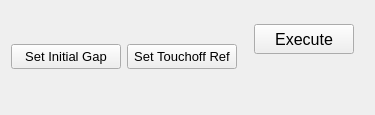
This is src/ECM_gui/touchoff_dialog/widget_front_panel_touchoff.ui in dmherrington/ECM-Control-System as Qt 5 draws it before an edit. The edited form follows.
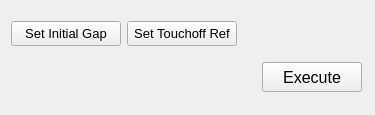
This is the edited form. Custom widgets are drawn as their Qt base class.

Commit message:
Updates To Touchoff Routine
This commit aids in supporting the direction of the touchoff routine.

Diff of the .ui file:
```diff
--- a/src/ECM_gui/touchoff_dialog/widget_front_panel_touchoff.ui
+++ b/src/ECM_gui/touchoff_dialog/widget_front_panel_touchoff.ui
@@ -33,7 +33,9 @@
   </property>
   <layout class="QGridLayout" name="gridLayout">
    <item row="0" column="0">
-    <layout class="QVBoxLayout" name="verticalLayout_2">
+    <layout class="QVBoxLayout" name="verticalLayout">
+     <item>
+      <layout class="QHBoxLayout" name="horizontalLayout_3">
      <item>
       <widget class="QPushButton" name="pushButton_TouchoffGap">
        <property name="sizePolicy">
@@ -65,17 +67,6 @@
       </widget>
      </item>
      <item>
-      <layout class="QVBoxLayout" name="verticalLayout_initialGap">
-       <property name="spacing">
-        <number>1</number>
-       </property>
-      </layout>
-     </item>
-    </layout>
-   </item>
-   <item row="0" column="1">
-    <layout class="QVBoxLayout" name="verticalLayout">
-     <item>
       <widget class="QPushButton" name="pushButton_TouchoffRef">
        <property name="sizePolicy">
         <sizepolicy hsizetype="Fixed" vsizetype="Fixed">
@@ -106,7 +97,22 @@
       </widget>
      </item>
      <item>
-      <layout class="QVBoxLayout" name="verticalLayout_touchoffRef">
+        <spacer name="horizontalSpacer_6">
+         <property name="orientation">
+          <enum>Qt::Horizontal</enum>
+         </property>
+         <property name="sizeHint" stdset="0">
+          <size>
+           <width>40</width>
+           <height>20</height>
+          </size>
+         </property>
+        </spacer>
+       </item>
+      </layout>
+     </item>
+     <item>
+      <layout class="QVBoxLayout" name="verticalLayout_Values">
        <property name="spacing">
         <number>1</number>
        </property>
@@ -114,8 +120,75 @@
      </item>
     </layout>
    </item>
-   <item row="0" column="2">
-    <layout class="QVBoxLayout" name="verticalLayout_3">
+   <item row="1" column="0">
+    <layout class="QHBoxLayout" name="horizontalLayout_5">
+     <item>
+      <spacer name="horizontalSpacer">
+       <property name="orientation">
+        <enum>Qt::Horizontal</enum>
+       </property>
+       <property name="sizeHint" stdset="0">
+        <size>
+         <width>40</width>
+         <height>20</height>
+        </size>
+       </property>
+      </spacer>
+     </item>
+     <item>
+      <layout class="QHBoxLayout" name="horizontalLayout_4">
+       <item>
+        <layout class="QHBoxLayout" name="horizontalLayout">
+         <item>
+          <spacer name="horizontalSpacer_4">
+           <property name="orientation">
+            <enum>Qt::Horizontal</enum>
+           </property>
+           <property name="sizeHint" stdset="0">
+            <size>
+             <width>2</width>
+             <height>20</height>
+            </size>
+           </property>
+          </spacer>
+         </item>
+         <item>
+          <widget class="LED" name="widget_LEDTouchoffStatus" native="true">
+           <property name="sizePolicy">
+            <sizepolicy hsizetype="Fixed" vsizetype="Fixed">
+             <horstretch>0</horstretch>
+             <verstretch>0</verstretch>
+            </sizepolicy>
+           </property>
+           <property name="minimumSize">
+            <size>
+             <width>40</width>
+             <height>30</height>
+            </size>
+           </property>
+           <property name="maximumSize">
+            <size>
+             <width>40</width>
+             <height>30</height>
+            </size>
+           </property>
+          </widget>
+         </item>
+         <item>
+          <spacer name="horizontalSpacer_5">
+           <property name="orientation">
+            <enum>Qt::Horizontal</enum>
+           </property>
+           <property name="sizeHint" stdset="0">
+            <size>
+             <width>2</width>
+             <height>20</height>
+            </size>
+           </property>
+          </spacer>
+         </item>
+        </layout>
+       </item>
      <item>
       <layout class="QHBoxLayout" name="horizontalLayout_2">
        <item>
@@ -175,56 +248,6 @@
         </spacer>
        </item>
       </layout>
-     </item>
-     <item>
-      <layout class="QHBoxLayout" name="horizontalLayout">
-       <item>
-        <spacer name="horizontalSpacer_4">
-         <property name="orientation">
-          <enum>Qt::Horizontal</enum>
-         </property>
-         <property name="sizeHint" stdset="0">
-          <size>
-           <width>2</width>
-           <height>20</height>
-          </size>
-         </property>
-        </spacer>
-       </item>
-       <item>
-        <widget class="LED" name="widget_LEDTouchoffStatus" native="true">
-         <property name="sizePolicy">
-          <sizepolicy hsizetype="Fixed" vsizetype="Fixed">
-           <horstretch>0</horstretch>
-           <verstretch>0</verstretch>
-          </sizepolicy>
-         </property>
-         <property name="minimumSize">
-          <size>
-           <width>40</width>
-           <height>30</height>
-          </size>
-         </property>
-         <property name="maximumSize">
-          <size>
-           <width>40</width>
-           <height>30</height>
-          </size>
-         </property>
-        </widget>
-       </item>
-       <item>
-        <spacer name="horizontalSpacer_5">
-         <property name="orientation">
-          <enum>Qt::Horizontal</enum>
-         </property>
-         <property name="sizeHint" stdset="0">
-          <size>
-           <width>2</width>
-           <height>20</height>
-          </size>
-         </property>
-        </spacer>
        </item>
       </layout>
      </item>
```
Lines whose indentation alone changed are shown as unchanged. The commit also changes 6 other files.
